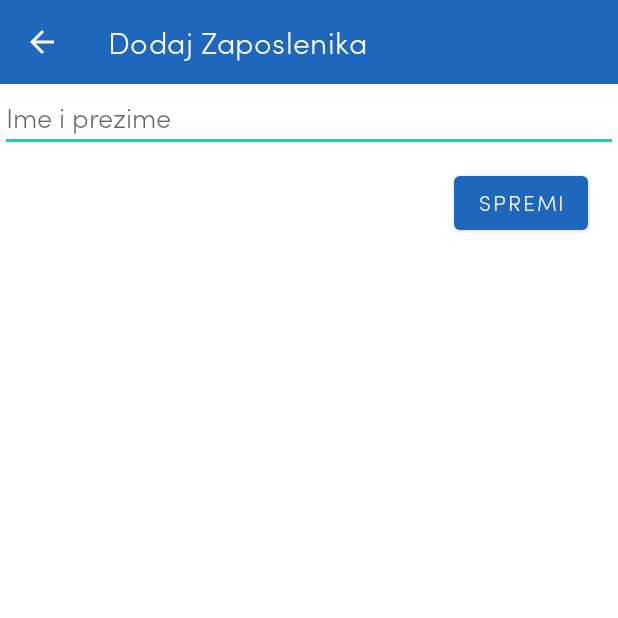
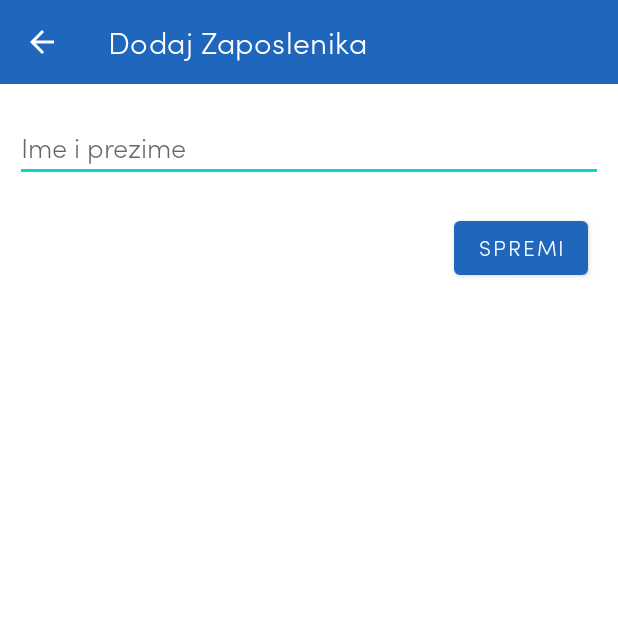
Before and after one commit to MB-matea/WorkingHours, an Android app: the NewEmployeeActivity screen opened directly, with no data from a screen before it, on a phone screen of 412 x 824 dp, the top half of it. Run offline under Robolectric (Android 15) with nearby library versions, the phone set to English and light mode, and no system bars.

Commit message:
App_version_4

```diff
--- a/app/src/main/res/layout/activity_new_employee.xml
+++ b/app/src/main/res/layout/activity_new_employee.xml
@@ -15,7 +15,9 @@
         android:id="@+id/name"
         android:layout_width="match_parent"
         android:layout_height="wrap_content"
-        android:hint="Ime i prezime"/>
+        android:hint="Ime i prezime"
+        android:layout_marginTop="20dp"
+        android:layout_marginHorizontal="10dp"/>
 
     <Button
         android:id="@+id/btn_save"
@@ -23,7 +25,7 @@
         android:layout_height="wrap_content"
         android:layout_gravity="right"
         android:layout_marginRight="20dp"
-        android:layout_marginTop="10dp"
+        android:layout_marginTop="20dp"
         android:text="SPREMI"/>
 
 </LinearLayout>
```
